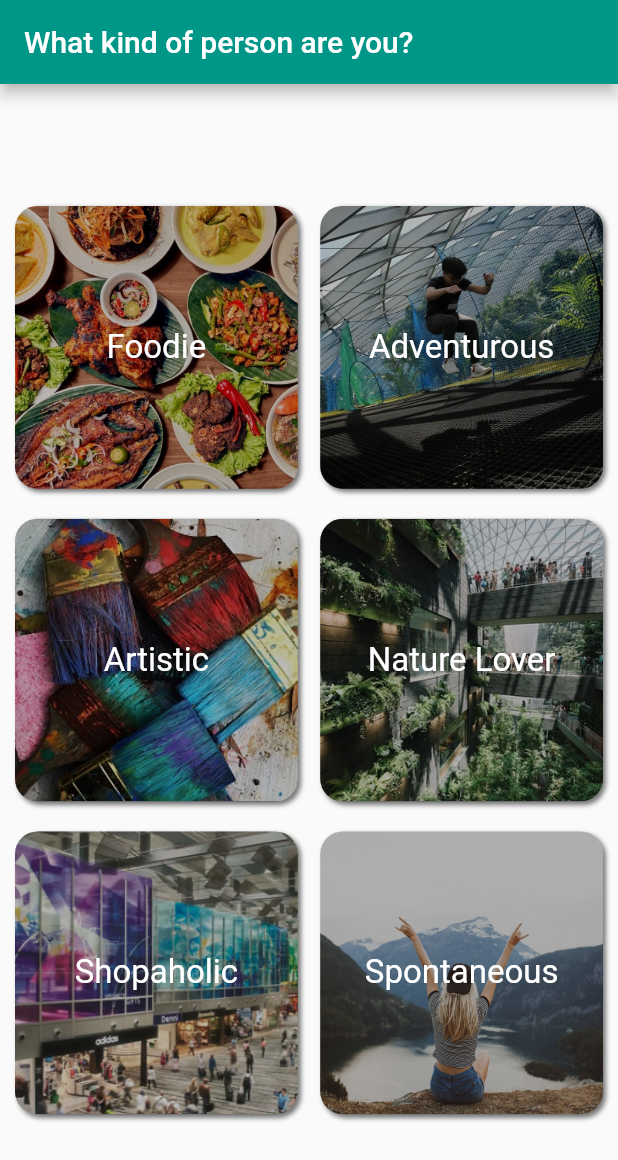
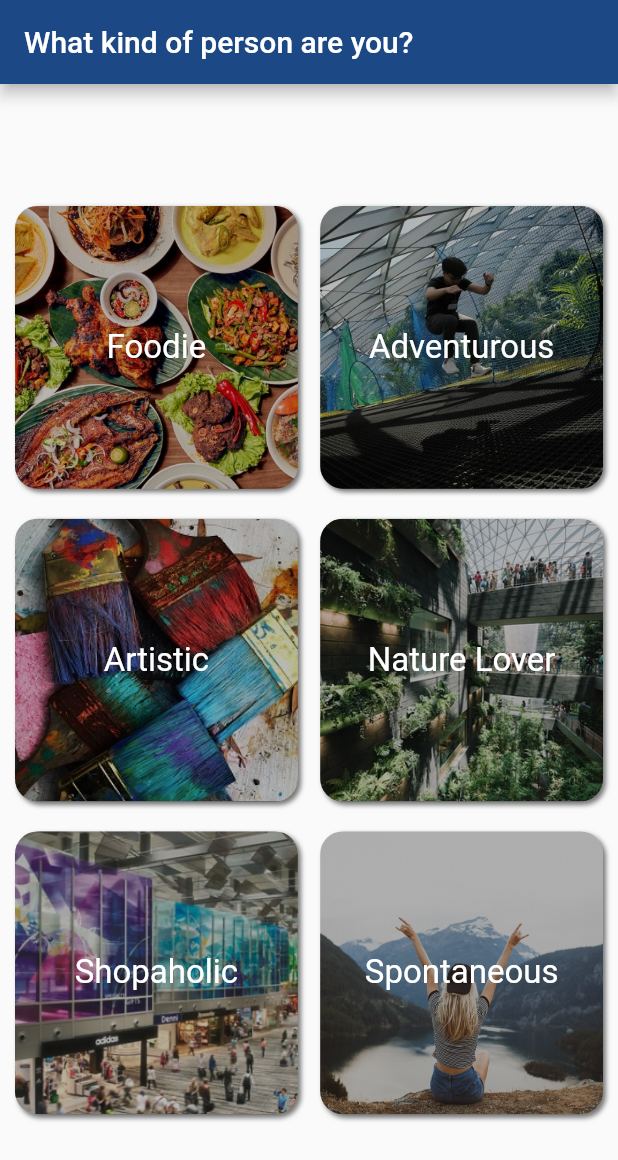
Before and after one commit to Telentovj/KrisWonderer, a Flutter app: the screen it shows after launch, on a phone screen of 412 x 824 dp. Shown: the top 1160 px of the screen. Run offline on Flutter 3.47's test engine with Material 2 defaults, Android fonts, the phone set to English and light mode, and no system bars; our stand-ins replace cloud_firestore, google_maps_flutter, numberpicker; accounts and stored records are empty.

Commit message:
Changed theme colours to SIA colours

```diff
--- a/lib/PersonalityPage.dart
+++ b/lib/PersonalityPage.dart
@@ -12,7 +12,6 @@ class _PersonalityPageState extends State<PersonalityPage> {
   Widget build(BuildContext context) {
     return Scaffold(
       appBar: AppBar(
-        backgroundColor: Colors.teal,
        title: Text('What kind of person are you?'),
       ),
       body: Column(
--- a/lib/main.dart
+++ b/lib/main.dart
@@ -15,8 +15,12 @@ class MyApp extends StatelessWidget {
       value: Database().dbLocations,
       child: MaterialApp(
         home: SplashScreen(),
+        theme: ThemeData().copyWith(
+          primaryColor: Color(0xff1d4886),
+          accentColor: Color(0xfffcb130),
+        ),
         debugShowCheckedModeBanner: false,
-      )
+      ),
     );
   }
 }
```
